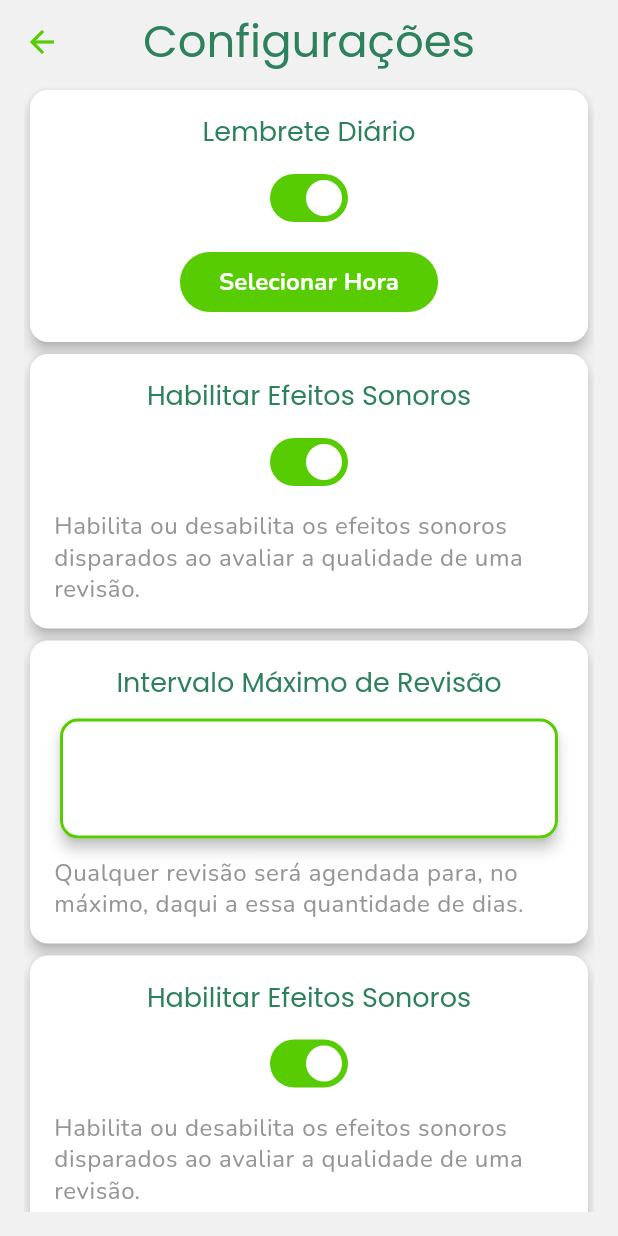
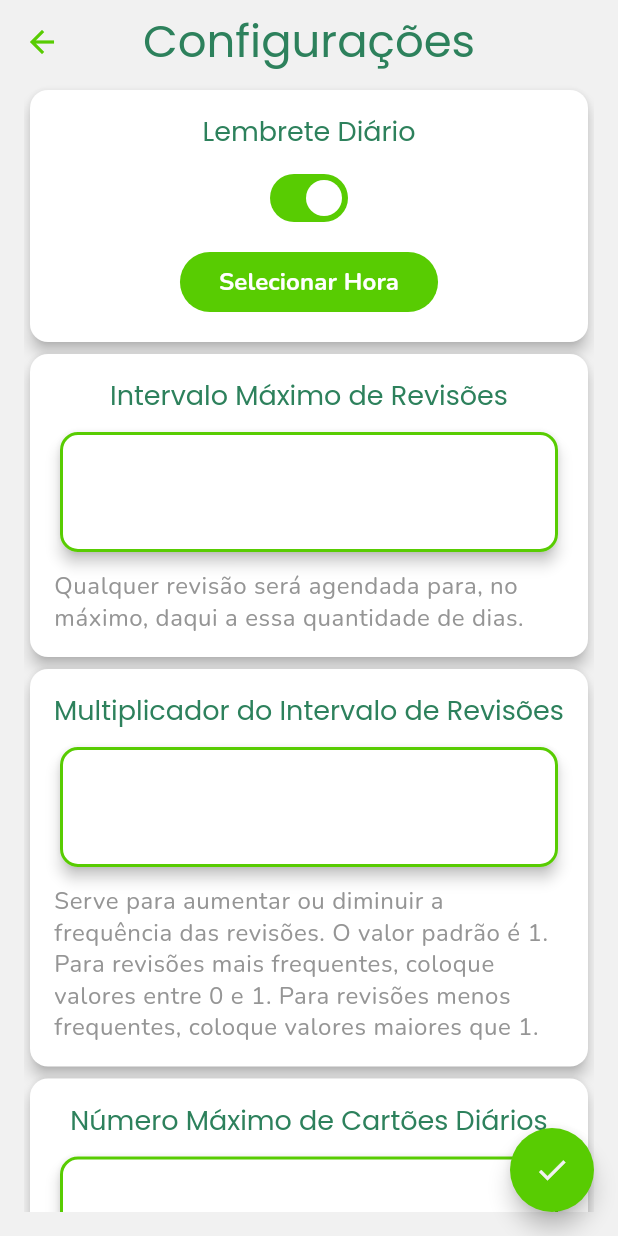
Before and after one commit to CantarinoG/flashcard-pets, a Flutter app: the ConfigurationsScreen screen opened directly, on a phone screen of 412 x 824 dp. Run offline on Flutter 3.47's test engine with Material 3 defaults, Android fonts, the phone set to English and light mode, and no system bars; our stand-ins replace flutter_svg.

Commit message:
feat: Add settings data.

```diff
--- a/lib/screens/configurations_screen.dart
+++ b/lib/screens/configurations_screen.dart
@@ -2,18 +2,17 @@ import 'package:flashcard_pets/themes/app_themes.dart';
 import 'package:flashcard_pets/widgets/bool_settings_card.dart';
 import 'package:flashcard_pets/widgets/screen_layout.dart';
 import 'package:flashcard_pets/widgets/themed_app_bar.dart';
+import 'package:flashcard_pets/widgets/themed_fab.dart';
 import 'package:flashcard_pets/widgets/themed_filled_button.dart';
 import 'package:flashcard_pets/widgets/value_settings_card.dart';
 import 'package:flutter/material.dart';
 
 class ConfigurationsScreen extends StatelessWidget {
-  //Mocked data:
-  late final List<Widget> _settingCards = [
-    const BoolSettingsCard(),
-    const ValueSettingsCard(),
-    const BoolSettingsCard(),
-  ];
-  ConfigurationsScreen({super.key});
+  const ConfigurationsScreen({super.key});
+
+  void _confirm() {
+    //...
+  }
 
   Widget _buildNotificationSettingCard(BuildContext context) {
     //Mocked data:
@@ -68,20 +67,40 @@ class ConfigurationsScreen extends StatelessWidget {
 
   @override
   Widget build(BuildContext context) {
-    _settingCards.insert(
-      0,
-      _buildNotificationSettingCard(context),
-    );
-
     return Scaffold(
       appBar: const ThemedAppBar("Configurações"),
       body: ScreenLayout(
         child: SingleChildScrollView(
-          child: Column(
-            crossAxisAlignment: CrossAxisAlignment.center,
-            children: _settingCards,
-          ),
+          child:
+              Column(crossAxisAlignment: CrossAxisAlignment.center, children: [
+            _buildNotificationSettingCard(context),
+            const ValueSettingsCard(
+                "Intervalo Máximo de Revisões",
+                "Qualquer revisão será agendada para, no máximo, daqui a essa quantidade de dias.",
+                "dias"),
+            const ValueSettingsCard(
+                "Multiplicador do Intervalo de Revisões",
+                "Serve para aumentar ou diminuir a frequência das revisões. O valor padrão é 1. Para revisões mais frequentes, coloque valores entre 0 e 1. Para revisões menos frequentes, coloque valores maiores que 1.",
+                "*"),
+            const ValueSettingsCard(
+              "Número Máximo de Cartões Diários",
+              "O número máximo de cartões que podem ser agendados para um determinado dia.",
+              "",
+            ),
+            const BoolSettingsCard(
+              "Habilitar Efeitos Sonoros",
+              "Habilita ou desabilita efeitos sonoros no aplicativo.",
+            ),
+            const BoolSettingsCard(
+              "Habilitar Sincronização Automática",
+              "Se estiver logado, os dados do seu perfil são sincronizados automaticamente.",
+            ),
+          ]),
         ),
+      ),
+      floatingActionButton: ThemedFab(
+        _confirm,
+        const Icon(Icons.check),
       ),
     );
   }
--- a/lib/screens/self_profile_screen.dart
+++ b/lib/screens/self_profile_screen.dart
@@ -260,7 +260,7 @@ class SelfProfileAppBar extends StatelessWidget implements PreferredSizeWidget {
     Navigator.push(
       context,
       MaterialPageRoute(
-        builder: (context) => ConfigurationsScreen(),
+        builder: (context) => const ConfigurationsScreen(),
       ),
     );
   }
--- a/lib/widgets/bool_settings_card.dart
+++ b/lib/widgets/bool_settings_card.dart
@@ -2,13 +2,9 @@ import 'package:flashcard_pets/themes/app_themes.dart';
 import 'package:flutter/material.dart';
 
 class BoolSettingsCard extends StatelessWidget {
-  //Mocked Data
-  final String _title = "Habilitar Efeitos Sonoros";
-  final bool _initialValue = true;
-  final String _explanation =
-      "Habilita ou desabilita os efeitos sonoros disparados ao avaliar a qualidade de uma revisão.";
-  //Should also receive a function to do something with the value inputed.
-  const BoolSettingsCard({super.key});
+  final String title;
+  final String explanation;
+  const BoolSettingsCard(this.title, this.explanation, {super.key});
 
   void _switch(bool value) {
     //...
@@ -34,7 +30,7 @@ class BoolSettingsCard extends StatelessWidget {
           child: Column(
             children: [
               Text(
-                _title,
+                title,
                 style: h3?.copyWith(
                   color: secondary,
                 ),
@@ -42,12 +38,12 @@ class BoolSettingsCard extends StatelessWidget {
               const SizedBox(
                 height: 8,
               ),
-              Switch(value: _initialValue, onChanged: _switch),
+              Switch(value: true, onChanged: _switch),
               const SizedBox(
                 height: 8,
               ),
               Text(
-                _explanation,
+                explanation,
                 style: body?.copyWith(
                   color: disabled,
                 ),
--- a/lib/widgets/value_settings_card.dart
+++ b/lib/widgets/value_settings_card.dart
@@ -3,14 +3,10 @@ import 'package:flashcard_pets/widgets/text_field_wrapper.dart';
 import 'package:flutter/material.dart';
 
 class ValueSettingsCard extends StatelessWidget {
-  //Mocked data
-  final String _title = "Intervalo Máximo de Revisão";
-  //final int _initialValue =  1; //Should probably be generic T type once the logic comes in.
-  //Also, make sure I validate it. If a int is expected, text should not be allowed. Better to limit the keyboard as well.
-  final String _unit = "dias";
-  final String _explanation =
-      "Qualquer revisão será agendada para, no máximo, daqui a essa quantidade de dias.";
-  const ValueSettingsCard({super.key});
+  final String title;
+  final String unit;
+  final String explanation;
+  const ValueSettingsCard(this.title, this.explanation, this.unit, {super.key});
 
   @override
   Widget build(BuildContext context) {
@@ -31,7 +27,7 @@ class ValueSettingsCard extends StatelessWidget {
           child: Column(
             children: [
               Text(
-                _title,
+                title,
                 style: h3?.copyWith(
                   color: secondary,
                 ),
@@ -46,7 +42,7 @@ class ValueSettingsCard extends StatelessWidget {
                   keyboardType: TextInputType.text,
                   decoration: InputDecoration(
                     border: InputBorder.none,
-                    suffixText: _unit,
+                    suffixText: unit,
                     errorText: null,
                   ),
                 ),
@@ -55,7 +51,7 @@ class ValueSettingsCard extends StatelessWidget {
                 height: 8,
               ),
               Text(
-                _explanation,
+                explanation,
                 style: body?.copyWith(
                   color: disabled,
                 ),
```
